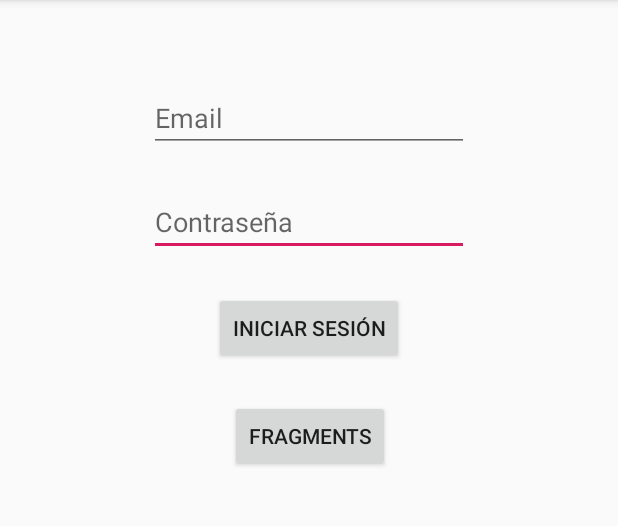
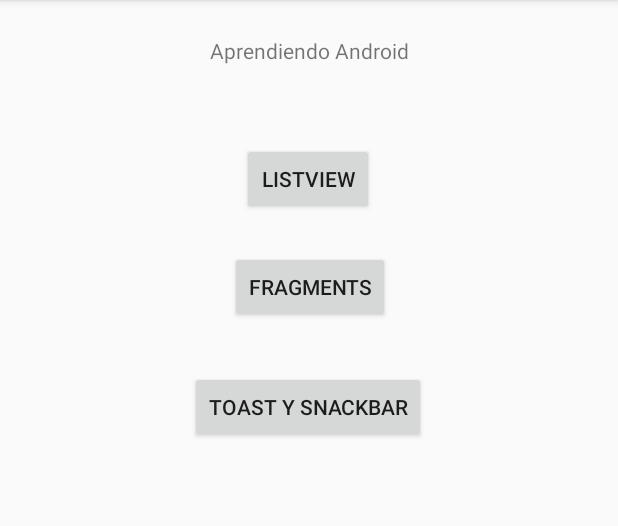
Before and after one commit to sebacapu29/MiPrimerAppAndroid, an Android app: the screen it shows after launch (MainActivity), on a phone screen of 412 x 824 dp, the part 84-610 px from its top. Run offline under Robolectric (Android 15) with nearby library versions, the phone set to English and light mode, and no system bars.

Commit message:
Agrego ejemplos snackbar y toast

```diff
--- a/app/build.gradle
+++ b/app/build.gradle
@@ -32,4 +32,5 @@ dependencies {
     testImplementation 'junit:junit:4.12'
     androidTestImplementation 'androidx.test:runner:1.1.1'
     androidTestImplementation 'androidx.test.espresso:espresso-core:3.1.1'
+    implementation 'com.android.support:design:28.0.0'
 }
--- a/app/src/main/AndroidManifest.xml
+++ b/app/src/main/AndroidManifest.xml
@@ -15,11 +15,12 @@
         android:roundIcon="@mipmap/ic_launcher_round"
         android:supportsRtl="true"
         android:theme="@style/AppTheme">
+        <activity android:name=".Ej_Toast_SanckBar.Toast_SnackBar"></activity>
         <activity
             android:name=".Fragments"
             android:label="@string/title_activity_fragments"
-            android:theme="@style/AppTheme.NoActionBar"></activity>
-        <activity android:name=".HomeActivit" />
+            android:theme="@style/AppTheme.NoActionBar" />
+        <activity android:name=".Ej_ListViews.HomeActivit" />
         <activity
             android:name=".MainActivity"
             android:label="@string/app_name"
--- a/app/src/main/java/com/example/myfirstappandroid/HomeActivit.java
+++ b/app/src/main/java/com/example/myfirstappandroid/Ej_ListViews/HomeActivit.java
@@ -1,4 +1,4 @@
-package com.example.myfirstappandroid;
+package com.example.myfirstappandroid.Ej_ListViews;
 
 import androidx.appcompat.app.AppCompatActivity;
 
@@ -8,6 +8,8 @@ import android.view.View;
 import android.widget.AdapterView;
 import android.widget.ArrayAdapter;
 import android.widget.ListView;
+
+import com.example.myfirstappandroid.R;
 
 import java.util.ArrayList;
 import java.util.List;
--- a/app/src/main/java/com/example/myfirstappandroid/MainActivity.java
+++ b/app/src/main/java/com/example/myfirstappandroid/MainActivity.java
@@ -1,6 +1,5 @@
 package com.example.myfirstappandroid;
 
-import androidx.annotation.NonNull;
 import androidx.appcompat.app.AppCompatActivity;
 
 import android.content.Intent;
@@ -9,17 +8,17 @@ import android.os.Bundle;
 import android.view.View;
 import android.widget.Button;
 import android.widget.EditText;
-import android.widget.TextView;
 import android.widget.Toast;
 
-import java.util.ArrayList;
+import com.example.myfirstappandroid.Ej_ListViews.HomeActivit;
+import com.example.myfirstappandroid.Ej_Toast_SanckBar.Toast_SnackBar;
 
 public class MainActivity extends AppCompatActivity implements  View.OnClickListener{
 
     private NfcAdapter mNfcAdapter;
     EditText txtMail;
     EditText txtClave;
-    Button btnIniciar;
+    Button btnIniciar,btnToastSank;
     Button btnIrAFragments;
 
     @Override
@@ -28,24 +27,26 @@ public class MainActivity extends AppCompatActivity implements  View.OnClickList
         setContentView(R.layout.activity_main);
 
         //Identificar el control de Android por el ID que se le setea en las propertis (R= Resourses, id property, eTxtMail = nombre del Id)
-        txtMail =  findViewById(R.id.eTxtMail);
-        txtClave =  findViewById(R.id.eTxtClave);
+
         btnIniciar = findViewById(R.id.btnIniciar);
+        btnToastSank = findViewById(R.id.btnToastSnack);
         btnIrAFragments = findViewById(R.id.btnFragments);
 
         btnIniciar.setOnClickListener(this::onClick);//Listener para asignarle una funcion al evento del boton
         btnIrAFragments.setOnClickListener(this::onClick2);
+        btnToastSank.setOnClickListener(this::onClickToastSnak);
     }
 
     @Override
     public void onClick(View v) {
         //Instancia el obj intent le pasa el context this (clase) y la clase donde va a dirigirse
         Intent intent = new Intent(this, HomeActivit.class);
-        String email = this.txtMail.getText().toString();//Obtener los valores de los controles
-        String clave = this.txtClave.getText().toString();
+        //String email = this.txtMail.getText().toString();//Obtener los valores de los controles
+        String email = "Bienvenido";
+        //String clave = this.txtClave.getText().toString();
         Toast toast1;
 
-        if(email.isEmpty()){
+       /* if(email.isEmpty()){
             toast1 = Toast.makeText(this,"Debe poner un email",Toast.LENGTH_LONG);
             toast1.show();
             return;
@@ -59,15 +60,18 @@ public class MainActivity extends AppCompatActivity implements  View.OnClickList
             toast1 = Toast.makeText(this,"Debe completar los campos",Toast.LENGTH_LONG);
             toast1.show();
             return;
-        }
+        }*/
 
         //Enviar parametros a la otra vista
         intent.putExtra("email", email);
-
         startActivity(intent);//Lanza el activity
     }
     public void onClick2(View v){
         Intent intent = new Intent(this, Fragments.class);
         startActivity(intent);
     }
+    public void onClickToastSnak(View v){
+        Intent intent = new Intent(this, Toast_SnackBar.class);
+        startActivity(intent);
+    }
 }
--- a/app/src/main/res/layout/activity_home.xml
+++ b/app/src/main/res/layout/activity_home.xml
@@ -4,7 +4,7 @@
     xmlns:tools="http://schemas.android.com/tools"
     android:layout_width="match_parent"
     android:layout_height="match_parent"
-    tools:context=".HomeActivit">
+    tools:context=".Ej_ListViews.HomeActivit">
 
     <ListView
         android:id="@+id/listViewJuegos"
--- a/app/src/main/res/layout/activity_main.xml
+++ b/app/src/main/res/layout/activity_main.xml
@@ -10,35 +10,12 @@
         android:id="@+id/btnIniciar"
         android:layout_width="wrap_content"
         android:layout_height="wrap_content"
-        android:layout_marginTop="24dp"
-        android:text="@string/btn_iniciar_sesion"
+        android:layout_marginTop="52dp"
+        android:text="@string/btn_list_view"
         app:layout_constraintEnd_toEndOf="parent"
+        app:layout_constraintHorizontal_bias="0.498"
         app:layout_constraintStart_toStartOf="parent"
-        app:layout_constraintTop_toBottomOf="@+id/eTxtClave" />
-
-    <EditText
-        android:id="@+id/eTxtClave"
-        android:layout_width="wrap_content"
-        android:layout_height="wrap_content"
-        android:layout_marginTop="24dp"
-        android:ems="10"
-        android:hint="@string/txtClave"
-        android:inputType="textPassword"
-        app:layout_constraintEnd_toEndOf="parent"
-        app:layout_constraintStart_toStartOf="parent"
-        app:layout_constraintTop_toBottomOf="@+id/eTxtMail" />
-
-    <EditText
-        android:id="@+id/eTxtMail"
-        android:layout_width="wrap_content"
-        android:layout_height="wrap_content"
-        android:layout_marginTop="56dp"
-        android:ems="10"
-        android:hint="@string/txtMail"
-        android:inputType="textEmailAddress"
-        app:layout_constraintEnd_toEndOf="parent"
-        app:layout_constraintStart_toStartOf="parent"
-        app:layout_constraintTop_toTopOf="parent" />
+        app:layout_constraintTop_toBottomOf="@+id/textView2" />
 
     <Button
         android:id="@+id/btnFragments"
@@ -55,4 +32,26 @@
         app:layout_constraintStart_toStartOf="parent"
         app:layout_constraintTop_toBottomOf="@+id/btnIniciar" />
 
+    <Button
+        android:id="@+id/btnToastSnack"
+        android:layout_width="wrap_content"
+        android:layout_height="wrap_content"
+        android:layout_marginTop="32dp"
+        android:text="Toast y SnackBar"
+        app:layout_constraintEnd_toEndOf="parent"
+        app:layout_constraintHorizontal_bias="0.498"
+        app:layout_constraintStart_toStartOf="parent"
+        app:layout_constraintTop_toBottomOf="@+id/btnFragments" />
+
+    <TextView
+        android:id="@+id/textView2"
+        android:layout_width="wrap_content"
+        android:layout_height="wrap_content"
+        android:layout_marginTop="24dp"
+        android:text="@string/lblTitutlo"
+        app:layout_constraintEnd_toEndOf="parent"
+        app:layout_constraintStart_toStartOf="parent"
+        app:layout_constraintTop_toTopOf="parent"
+        tools:text="@string/lblTitutlo" />
+
 </androidx.constraintlayout.widget.ConstraintLayout>
--- a/app/src/main/res/values/strings.xml
+++ b/app/src/main/res/values/strings.xml
@@ -12,4 +12,6 @@
     <!-- TODO: Remove or change this placeholder text -->
     <string name="hello_blank_fragment">Hello blank fragment</string>
     <string name="txtModos">Fragments</string>
+    <string name="btn_list_view">ListView</string>
+    <string name="lblTitutlo">Aprendiendo Android</string>
 </resources>
--- a/build.gradle
+++ b/build.gradle
@@ -7,7 +7,7 @@ buildscript {
 
     }
     dependencies {
-        classpath 'com.android.tools.build:gradle:3.5.0'
+        classpath 'com.android.tools.build:gradle:4.0.0'
 
         // NOTE: Do not place your application dependencies here; they belong
         // in the individual module build.gradle files
```
Also changed, not shown: app/src/main/java/com/example/myfirstappandroid/Ej_Toast_SanckBar/Toast_SnackBar.java (added, +37 -0 lines), app/src/main/res/layout/activity_toast__snack_bar.xml (added, +33 -0 lines), gradle/wrapper/gradle-wrapper.properties, 1 other file.
